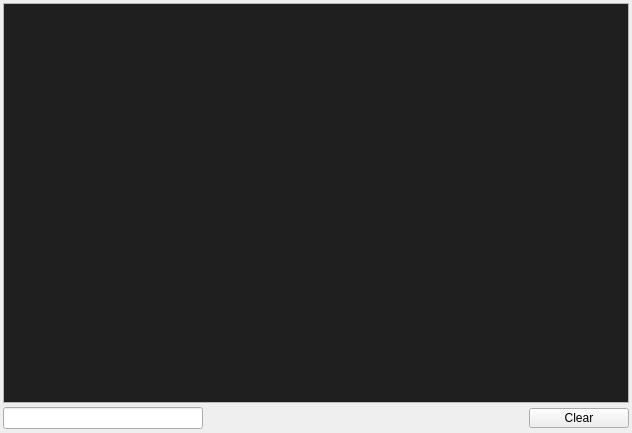
Before: the Qt Designer form src/logdialog.ui in nelkana/PurePlayer_As, drawn with Qt 5.
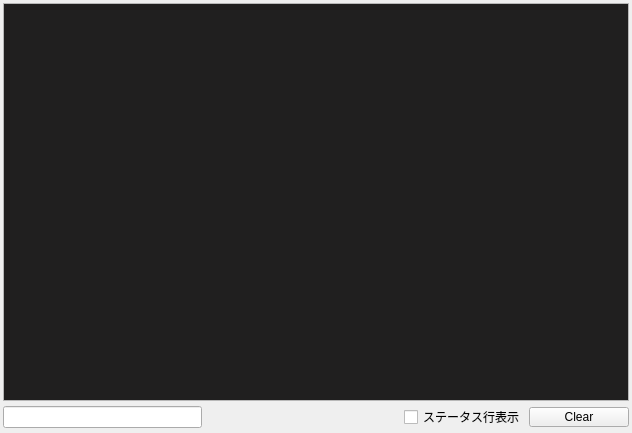
After: the same form once the commit is applied.

```diff
--- a/src/logdialog.ui
+++ b/src/logdialog.ui
@@ -142,6 +142,16 @@
        </property>
       </spacer>
      </item>
+     <item>
+      <widget class="QCheckBox" name="_checkBoxStatusLine">
+       <property name="focusPolicy">
+        <enum>Qt::NoFocus</enum>
+       </property>
+       <property name="text">
+        <string>ステータス行表示</string>
+       </property>
+      </widget>
+     </item>
      <item>
       <widget class="QPushButton" name="_buttonClear">
        <property name="minimumSize">
```
Left out of the diff: 2 changed lines with no effect on the pictures.
